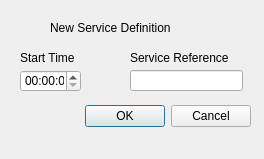
Qt form clone_dialog.ui (Railway-Op-Sim/RailOSTimetableEditor) before a commit.
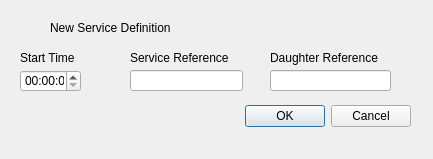
The same form after that commit.

```diff
--- a/clone_dialog.ui
+++ b/clone_dialog.ui
@@ -6,7 +6,7 @@
    <rect>
     <x>0</x>
     <y>0</y>
-    <width>264</width>
+    <width>433</width>
     <height>159</height>
    </rect>
   </property>
@@ -16,7 +16,7 @@
   <widget class="QDialogButtonBox" name="buttonBoxClone">
    <property name="geometry">
     <rect>
-     <x>80</x>
+     <x>240</x>
      <y>100</y>
      <width>171</width>
      <height>32</height>
@@ -83,7 +83,7 @@
     <rect>
      <x>20</x>
      <y>133</y>
-     <width>221</width>
+     <width>391</width>
      <height>16</height>
     </rect>
    </property>
@@ -101,6 +101,29 @@
     </rect>
    </property>
   </widget>
+  <widget class="QLabel" name="label_4">
+   <property name="geometry">
+    <rect>
+     <x>270</x>
+     <y>50</y>
+     <width>121</width>
+     <height>16</height>
+    </rect>
+   </property>
+   <property name="text">
+    <string>Daughter Reference</string>
+   </property>
+  </widget>
+  <widget class="QLineEdit" name="textEditCloneDaughter">
+   <property name="geometry">
+    <rect>
+     <x>270</x>
+     <y>70</y>
+     <width>121</width>
+     <height>21</height>
+    </rect>
+   </property>
+  </widget>
  </widget>
  <resources/>
  <connections>
```
